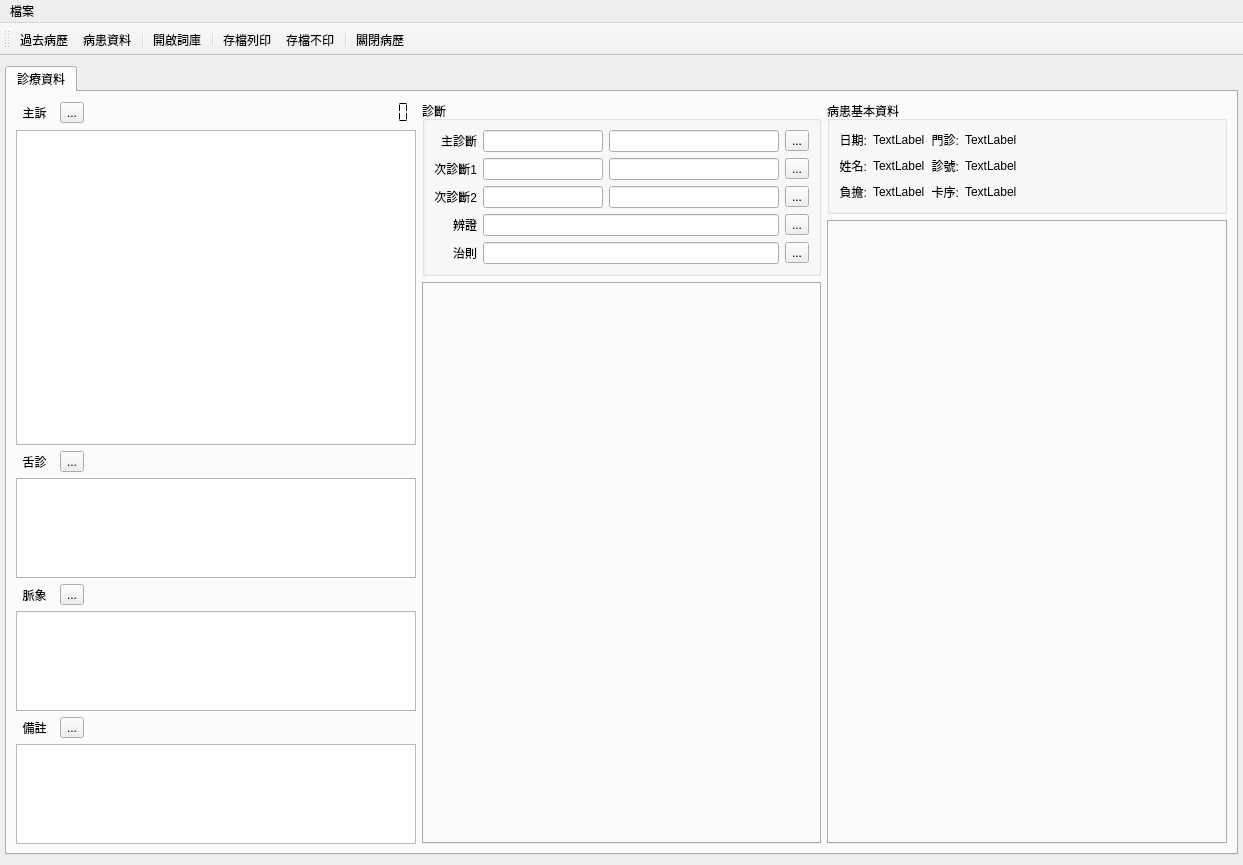
Before: the Qt Designer form ui/medical_record.ui in picacat/pyMedical, drawn with Qt 5.
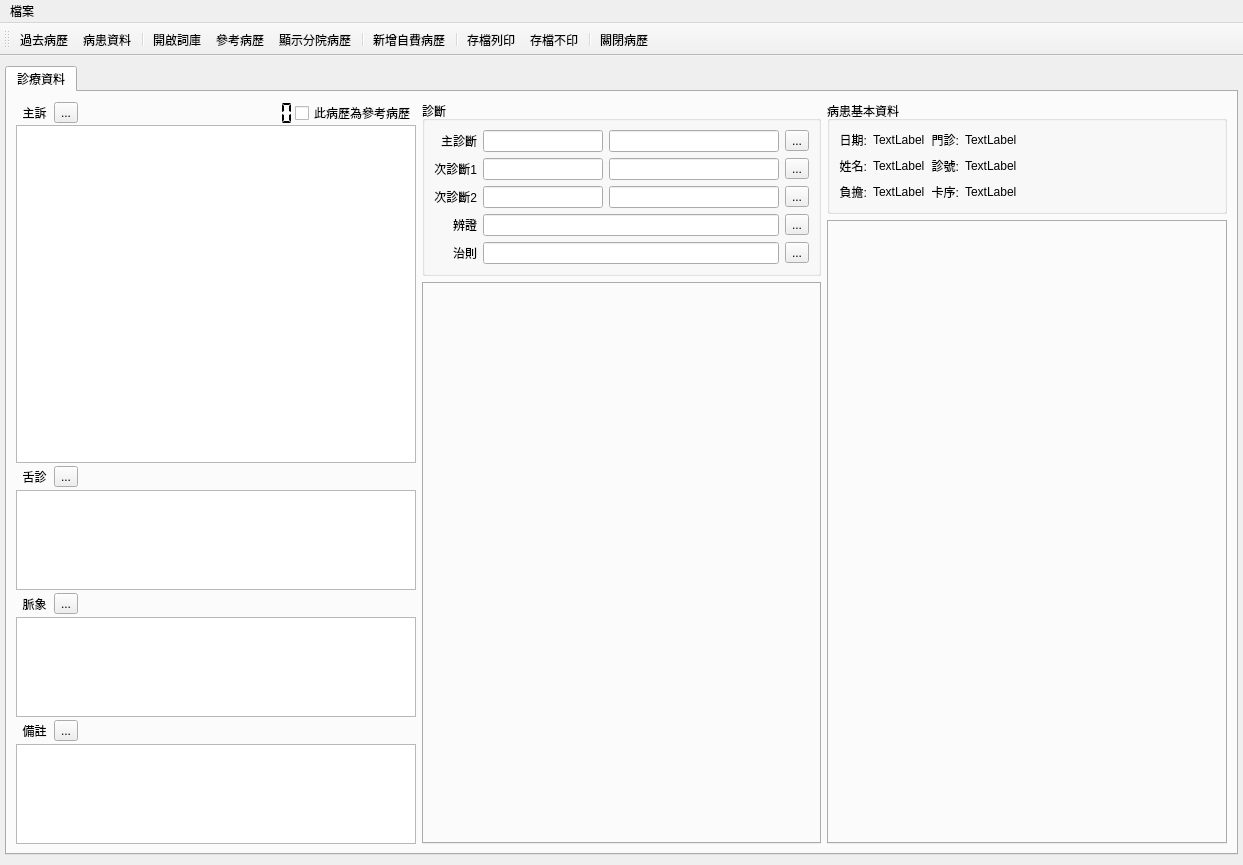
After: the same form once the commit is applied. Icons and pictures are not drawn.

```diff
--- a/ui/medical_record.ui
+++ b/ui/medical_record.ui
@@ -41,6 +41,9 @@
          <layout class="QHBoxLayout" name="horizontalLayout_2">
           <item>
            <layout class="QVBoxLayout" name="verticalLayout_8">
+            <property name="spacing">
+             <number>0</number>
+            </property>
             <item>
              <layout class="QHBoxLayout" name="horizontalLayout_6">
               <item>
@@ -87,6 +90,13 @@
                 </property>
                </widget>
               </item>
+              <item>
+               <widget class="QCheckBox" name="checkBox_reference">
+                <property name="text">
+                 <string>此病歷為參考病歷</string>
+                </property>
+               </widget>
+              </item>
              </layout>
             </item>
             <item>
@@ -101,6 +111,15 @@
             </item>
             <item>
              <layout class="QHBoxLayout" name="horizontalLayout_3">
+              <property name="topMargin">
+               <number>3</number>
+              </property>
+              <property name="rightMargin">
+               <number>0</number>
+              </property>
+              <property name="bottomMargin">
+               <number>3</number>
+              </property>
               <item>
                <widget class="QLabel" name="label_10">
                 <property name="text">
@@ -149,6 +168,12 @@
             </item>
             <item>
              <layout class="QHBoxLayout" name="horizontalLayout_4">
+              <property name="topMargin">
+               <number>3</number>
+              </property>
+              <property name="bottomMargin">
+               <number>3</number>
+              </property>
               <item>
                <widget class="QLabel" name="label_13">
                 <property name="text">
@@ -197,6 +222,12 @@
             </item>
             <item>
              <layout class="QHBoxLayout" name="horizontalLayout_5">
+              <property name="topMargin">
+               <number>3</number>
+              </property>
+              <property name="bottomMargin">
+               <number>3</number>
+              </property>
               <item>
                <widget class="QLabel" name="label_14">
                 <property name="text">
@@ -758,6 +789,10 @@
    <addaction name="action_patient"/>
    <addaction name="separator"/>
    <addaction name="action_dictionary"/>
+   <addaction name="action_reference"/>
+   <addaction name="action_open_hosts"/>
+   <addaction name="separator"/>
+   <addaction name="action_append_self_medical_record"/>
    <addaction name="separator"/>
    <addaction name="action_save_and_print"/>
    <addaction name="action_save"/>
@@ -858,6 +893,33 @@
     <string>F10</string>
    </property>
   </action>
+  <action name="action_reference">
+   <property name="icon">
+    <iconset>
+     <normaloff>../icons/emblem-documents.png</normaloff>../icons/emblem-documents.png</iconset>
+   </property>
+   <property name="text">
+    <string>參考病歷</string>
+   </property>
+  </action>
+  <action name="action_append_self_medical_record">
+   <property name="icon">
+    <iconset>
+     <normaloff>../icons/stock_help-add-bookmark.svg</normaloff>../icons/stock_help-add-bookmark.svg</iconset>
+   </property>
+   <property name="text">
+    <string>新增自費病歷</string>
+   </property>
+  </action>
+  <action name="action_open_hosts">
+   <property name="icon">
+    <iconset>
+     <normaloff>../icons/network-workgroup.png</normaloff>../icons/network-workgroup.png</iconset>
+   </property>
+   <property name="text">
+    <string>顯示分院病歷</string>
+   </property>
+  </action>
  </widget>
  <resources/>
  <connections/>
```
Left out of the diff: 244 changed lines with no effect on the pictures.
